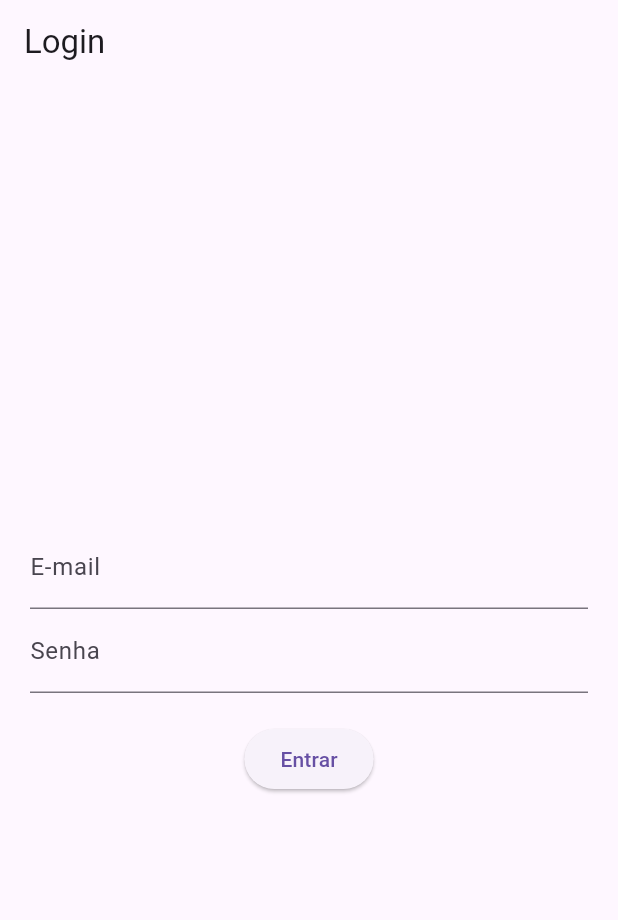
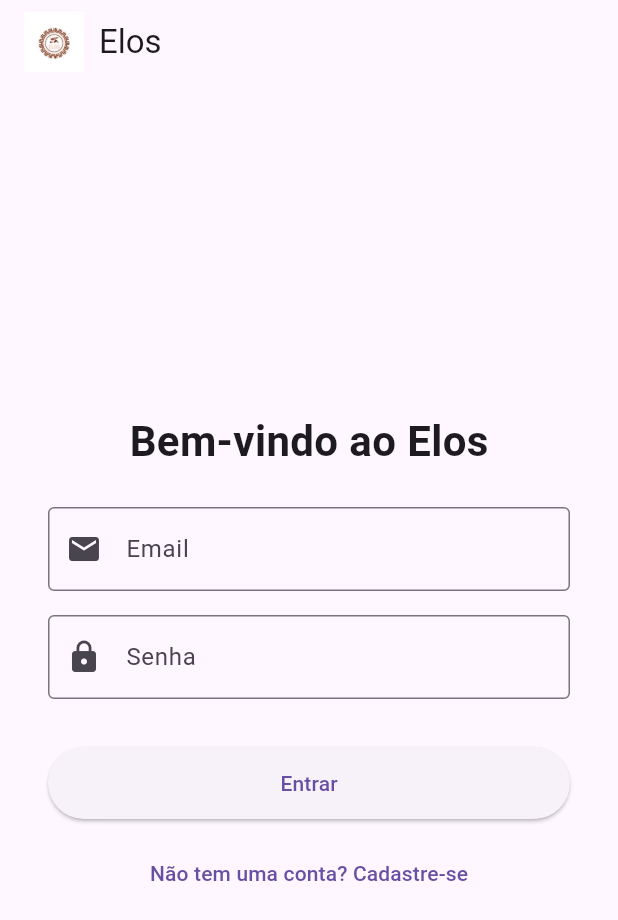
Before and after one commit to STARogato/elos, a Flutter app: the screen it shows after launch, on a phone screen of 412 x 824 dp. Shown: the top 920 px of the screen. Run offline on Flutter 3.47's test engine with Material 3 defaults, Android fonts, the phone set to English and light mode, and no system bars; our stand-ins replace firebase_auth, firebase_core; accounts and stored records are empty.

Commit message:
erros na com as paginas

```diff
--- a/lib/main.dart
+++ b/lib/main.dart
@@ -6,7 +6,6 @@ import 'firebase_options.dart';
 import 'pages/login_page.dart';
 import 'pages/register_page.dart';
 import 'pages/home_page.dart';
-import 'pages/trilhas_page.dart';
 
 // Importações para criar depois (templates prontos abaixo)
 // import 'pages/desafios_page.dart';
@@ -34,7 +33,7 @@ class ElosApp extends StatelessWidget {
         '/login': (context) => const LoginPage(),
         '/register': (context) => const RegisterPage(),
         '/home': (context) => const HomePage(),
-        '/trilhas': (context) => const TrilhasPage(),
+        // '/trilhas': (context) => const TrilhasPage(),
         // '/desafios': (context) => const DesafiosPage(),
         // '/perfil': (context) => const PerfilPage(),
         // '/empresas': (context) => const EmpresasPage(),
--- a/lib/pages/home_page.dart
+++ b/lib/pages/home_page.dart
@@ -11,7 +11,7 @@ class HomePage extends StatelessWidget {
         centerTitle: true,
         leading: Padding(
           padding: const EdgeInsets.all(8.0),
-          child: Image.asset('assets/logo.png'), // substitua por sua logo
+          child: Image.asset('lib/assets/1.jpg'),
         ),
       ),
       body: Padding(
--- a/lib/pages/login_page.dart
+++ b/lib/pages/login_page.dart
@@ -9,47 +9,116 @@ class LoginPage extends StatefulWidget {
 }
 
 class _LoginPageState extends State<LoginPage> {
-  final emailController = TextEditingController();
-  final passwordController = TextEditingController();
+  final FirebaseAuth _auth = FirebaseAuth.instance;
 
-  Future<void> signIn() async {
+  final TextEditingController emailController = TextEditingController();
+  final TextEditingController passwordController = TextEditingController();
+
+  bool isLoading = false;
+  String? errorMessage;
+
+  Future<void> _login() async {
+    setState(() {
+      isLoading = true;
+      errorMessage = null;
+    });
     try {
-      await FirebaseAuth.instance.signInWithEmailAndPassword(
+      final userCredential = await _auth.signInWithEmailAndPassword(
         email: emailController.text.trim(),
         password: passwordController.text.trim(),
       );
+      // login bem sucedido, vá para a home
+      Navigator.pushReplacementNamed(context, '/home');
+    } on FirebaseAuthException catch (e) {
+      setState(() {
+        errorMessage = e.message;
+      });
+    } catch (e) {
+      setState(() {
+        errorMessage = "Erro inesperado. Tente novamente.";
+      });
+    } finally {
+      setState(() {
+        isLoading = false;
+      });
+    }
+  }
 
-      ScaffoldMessenger.of(context).showSnackBar(
-        const SnackBar(content: Text("Login realizado com sucesso!")),
-      );
-    } catch (e) {
-      ScaffoldMessenger.of(
-        context,
-      ).showSnackBar(SnackBar(content: Text("Erro: ${e.toString()}")));
-    }
+  @override
+  void dispose() {
+    emailController.dispose();
+    passwordController.dispose();
+    super.dispose();
   }
 
   @override
   Widget build(BuildContext context) {
     return Scaffold(
-      appBar: AppBar(title: const Text('Login')),
-      body: Padding(
-        padding: const EdgeInsets.all(20),
+      appBar: AppBar(
+        title: Row(
+          children: [
+            Image.asset(
+              'lib/assets/1.jpg',
+              height: 40,
+            ),
+            const SizedBox(width: 10),
+            const Text('Elos'),
+          ],
+        ),
+      ),
+      body: Center(
+        child: SingleChildScrollView(
+          padding: const EdgeInsets.symmetric(horizontal: 32),
           child: Column(
             mainAxisAlignment: MainAxisAlignment.center,
             children: [
+              const Text(
+                'Bem-vindo ao Elos',
+                style: TextStyle(fontSize: 28, fontWeight: FontWeight.bold),
+              ),
+              const SizedBox(height: 24),
               TextField(
                 controller: emailController,
-              decoration: const InputDecoration(labelText: 'E-mail'),
+                keyboardType: TextInputType.emailAddress,
+                decoration: const InputDecoration(
+                  labelText: 'Email',
+                  border: OutlineInputBorder(),
+                  prefixIcon: Icon(Icons.email),
                 ),
+              ),
+              const SizedBox(height: 16),
               TextField(
                 controller: passwordController,
                 obscureText: true,
-              decoration: const InputDecoration(labelText: 'Senha'),
+                decoration: const InputDecoration(
+                  labelText: 'Senha',
+                  border: OutlineInputBorder(),
+                  prefixIcon: Icon(Icons.lock),
                 ),
-            const SizedBox(height: 20),
-            ElevatedButton(onPressed: signIn, child: const Text('Entrar')),
+              ),
+              const SizedBox(height: 16),
+              if (errorMessage != null)
+                Text(errorMessage!, style: const TextStyle(color: Colors.red)),
+              const SizedBox(height: 16),
+              SizedBox(
+                width: double.infinity,
+                height: 48,
+                child: ElevatedButton(
+                  onPressed: isLoading ? null : _login,
+                  child: isLoading
+                      ? const CircularProgressIndicator(color: Colors.white)
+                      : const Text('Entrar'),
+                ),
+              ),
+              const SizedBox(height: 12),
+              TextButton(
+                onPressed: () {
+                  Navigator.pushNamed(context, '/register');
+                },
+                child: const Text('Não tem uma conta? Cadastre-se'),
+              ),
             ],
+          ),
         ),
       ),
     );
```
Also changed, not shown: lib/pages/register_page.dart (+71 -26 lines), pubspec.yaml (+7 -77 lines), pubspec.lock. Lines whose indentation alone changed are shown as unchanged.
